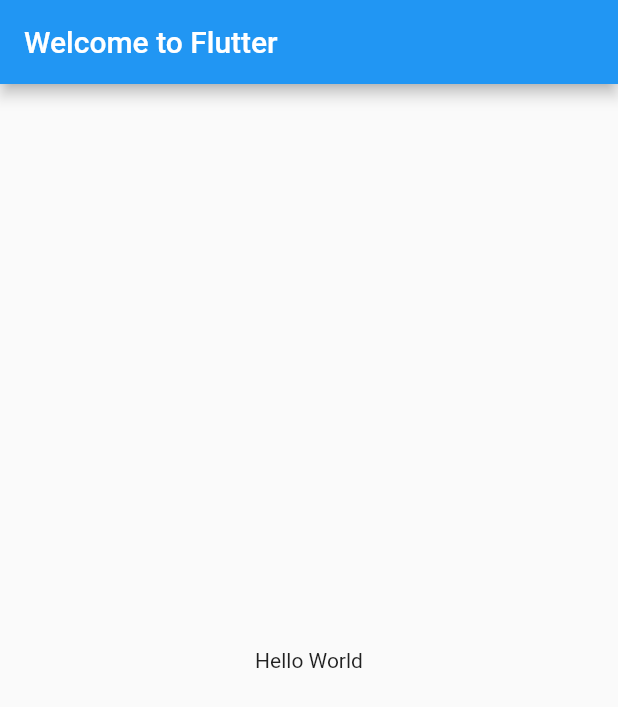
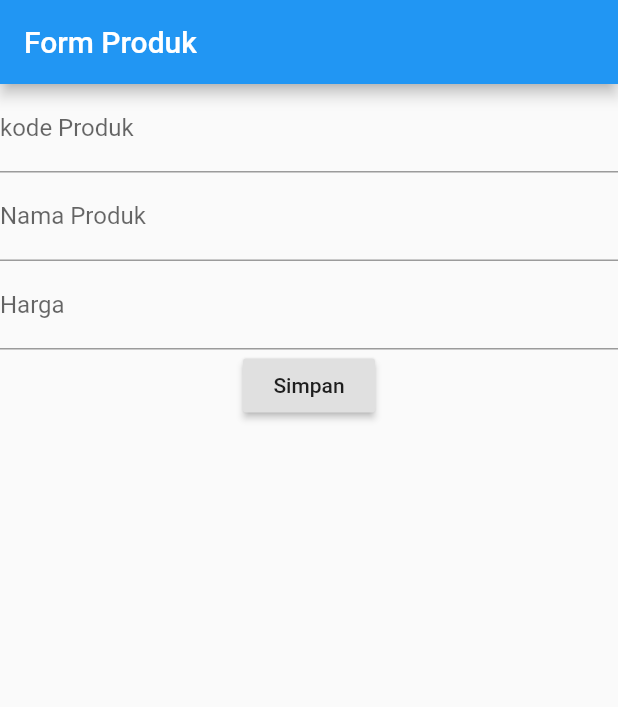
Before and after one commit to galennolan/testlagi, a Flutter app: the screen it shows after launch, on a phone screen of 412 x 824 dp. Shown: the top 707 px of the screen. Run offline on Flutter 3.47's test engine with Material 2 defaults, Android fonts, the phone set to English and light mode, and no system bars; missing offline and left inert: dart:js.

Commit message:
commit on 'master'

```diff
--- /dev/null
+++ b/lib/main copy.dart
@@ -0,0 +1,140 @@
+import 'dart:js';
+
+import 'package:flutter/material.dart';
+
+void main() {
+  runApp(MyApp());
+}
+
+class MyApp extends StatelessWidget {
+  MyApp({Key? key}) : super(key: key);
+
+  @override
+  Widget build(BuildContext context) {
+    Color color = Theme.of(context).primaryColor;
+
+    Widget buttonSection = Row(
+      mainAxisAlignment: MainAxisAlignment.spaceEvenly,
+      children: [
+        _buildButtonColumn(color, Icons.call, 'CALL'),
+        _buildButtonColumn(color, Icons.near_me, 'ROUTE'),
+        _buildButtonColumn(color, Icons.share, 'SHARE'),
+      ],
+    );
+
+    return MaterialApp(
+      title: "Aplikasi Flutter Pertama",
+      home: Scaffold(
+        appBar: AppBar(
+          title: const Text('Flutter layout demo'),
+        ),
+        body: ListView(
+          children: [
+            Image.network(
+              'https://images.unsplash.com/photo-1471115853179-bb1d604434e0?dpr=1&auto=format&fit=crop&w=767&h=583&q=80&cs=tinysrgb&crop=',
+              width: 300,
+              height: 240,
+              fit: BoxFit.cover,
+            ),
+            Titlesection,
+            buttonSection,
+            textSection,
+          ],
+        ),
+      ),
+    );
+  }
+
+  Column _buildButtonColumn(Color color, IconData icon, String label) {
+    return Column(
+      mainAxisSize: MainAxisSize.min,
+      mainAxisAlignment: MainAxisAlignment.center,
+      children: [
+        Icon(icon, color: color),
+        Container(
+          margin: const EdgeInsets.only(top: 8),
+          child: Text(
+            label,
+            style: TextStyle(
+              fontSize: 12,
+              fontWeight: FontWeight.w400,
+              color: color,
+            ),
+          ),
+        ),
+      ],
+    );
+  }
+}
+
+Widget Titlesection = Container(
+  padding: const EdgeInsets.all(32),
+  child: Row(
+    children: [
+      Expanded(
+        /*1*/
+        child: Column(
+          crossAxisAlignment: CrossAxisAlignment.start,
+          children: [
+            /*2*/
+            Container(
+              padding: const EdgeInsets.only(bottom: 8),
+              child: const Text(
+                'Oeschinen Lake Campground',
+                style: TextStyle(
+                  fontWeight: FontWeight.bold,
+                ),
+              ),
+            ),
+            Text(
+              'Kandersteg, Switzerland',
+              style: TextStyle(
+                color: Colors.grey[500],
+              ),
+            ),
+          ],
+        ),
+      ),
+      /*3*/
+      Icon(
+        Icons.star,
+        color: Colors.red[500],
+      ),
+      const Text('41'),
+    ],
+  ),
+);
+
+Widget textSection = const Padding(
+  padding: EdgeInsets.all(32),
+  child: Text(
+    'Lake Oeschinen lies at the foot of the Blüemlisalp in the Bernese '
+    'Alps. Situated 1,578 meters above sea level, it is one of the '
+    'larger Alpine Lakes. A gondola ride from Kandersteg, followed by a '
+    'half-hour walk through pastures and pine forest, leads you to the '
+    'lake, which warms to 20 degrees Celsius in the summer. Activities '
+    'enjoyed here include rowing, and riding the summer toboggan run.',
+    softWrap: true,
+  ),
+);
+
+Column _buildButtonColumn(Color color, IconData icon, String label) {
+  return Column(
+    mainAxisSize: MainAxisSize.min,
+    mainAxisAlignment: MainAxisAlignment.center,
+    children: [
+      Icon(icon, color: color),
+      Container(
+        margin: const EdgeInsets.only(top: 8),
+        child: Text(
+          label,
+          style: TextStyle(
+            fontSize: 12,
+            fontWeight: FontWeight.w400,
+            color: color,
+          ),
+        ),
+      ),
+    ],
+  );
+}
--- a/lib/main.dart
+++ b/lib/main.dart
@@ -1,24 +1,18 @@
+import 'package:testlagi/produk_form.dart';
 import 'package:flutter/material.dart';
 
 void main() {
-  runApp(const MyApp());
+  runApp( MyApp());
 }
 
 class MyApp extends StatelessWidget {
-  const MyApp({Key? key}) : super(key: key);
+   MyApp({Key? key}) : super(key: key);
 
   @override
   Widget build(BuildContext context) {
-    return MaterialApp(
-      title: 'Welcome to Flutter',
-      home: Scaffold(
-        appBar: AppBar(
-          title: const Text('Welcome to Flutter'),
-        ),
-        body: const Center(
-          child: Text('Hello World'),
-        ),
-      ),
+    return  MaterialApp(
+      title: "Aplikasi Flutter Pertama",
+      home: ProdukForm(),
     );
   }
 }
--- /dev/null
+++ b/lib/produk_detail.dart
@@ -0,0 +1,30 @@
+import 'package:flutter/material.dart';
+
+class ProdukDetail extends StatefulWidget {
+  final String? kodeProduk;
+  final String? namaProduk;
+  final int? harga;
+
+  const ProdukDetail({Key? key, this.kodeProduk, this.namaProduk, this.harga})
+      : super(key: key);
+  @override
+  _ProdukDetailState createState() => _ProdukDetailState();
+}
+
+class _ProdukDetailState extends State<ProdukDetail> {
+  @override
+  Widget build(BuildContext context) {
+    return Scaffold(
+      appBar: AppBar(
+        title: const Text('Detail Produk'),
+      ),
+      body: Column(
+        children: [
+          Text("Kode Produk : " + widget.kodeProduk.toString()),
+          Text("Nama Produk : ${widget.namaProduk}"),
+          Text("Harga : ${widget.harga}")
+        ],
+      ),
+    );
+  }
+}
--- /dev/null
+++ b/lib/produk_form.dart
@@ -0,0 +1,72 @@
+import 'package:flutter/material.dart';
+import 'package:testlagi/produk_detail.dart';
+
+class ProdukForm extends StatefulWidget {
+  @override
+  _ProdukFormState createState() => _ProdukFormState();
+}
+
+class _ProdukFormState extends State<ProdukForm> {
+  final _kodeProdukTextboxController = TextEditingController();
+  final _namaProdukTextboxController = TextEditingController();
+  final _hargaProdukTextboxController = TextEditingController();
+
+  @override
+  Widget build(BuildContext context) {
+    return Scaffold(
+      appBar: AppBar(
+        title: Text('Form Produk'),
+      ),
+      body: SingleChildScrollView(
+        child: Column(
+          children: [
+            _textboxKodeProduk(),
+            _textboxNamaProduk(),
+            _textboxHargaProduk(),
+            _tombolSimpan()
+          ],
+        ),
+      ),
+    );
+  }
+
+  _textboxKodeProduk() {
+    return TextField(
+      decoration: InputDecoration(labelText: "kode Produk"),
+      controller: _kodeProdukTextboxController,
+    );
+  }
+
+  _textboxNamaProduk() {
+    return TextField(
+      decoration: InputDecoration(labelText: "Nama Produk"),
+      controller: _namaProdukTextboxController,
+    );
+  }
+
+  _textboxHargaProduk() {
+    return TextField(
+      decoration: InputDecoration(labelText: "Harga"),
+      controller: _hargaProdukTextboxController,
+    );
+  }
+
+  _tombolSimpan() {
+    return RaisedButton(
+      child: Text('Simpan'),
+      onPressed: () {
+        String kode_produk = _kodeProdukTextboxController.text;
+        String nama_produk = _namaProdukTextboxController.text;
+        int harga = int.parse(
+            _hargaProdukTextboxController.text); // parsing dari string ke int
+
+        Navigator.of(context).push(new MaterialPageRoute(
+            builder: (context) => ProdukDetail(
+                  kodeProduk: kode_produk,
+                  namaProduk: nama_produk,
+                  harga: harga,
+                )));
+      },
+    );
+  }
+}
--- a/pubspec.yaml
+++ b/pubspec.yaml
@@ -28,6 +28,7 @@ dependencies:
   # The following adds the Cupertino Icons font to your application.
   # Use with the CupertinoIcons class for iOS style icons.
   cupertino_icons: ^1.0.2
+  english_words: ^4.0.0
 
 dev_dependencies:
   flutter_test:
```
Also changed, not shown: lib/column_widget.dart (added, +21 -0 lines), lib/produk_page.dart (added, +86 -0 lines), pubspec.lock.
